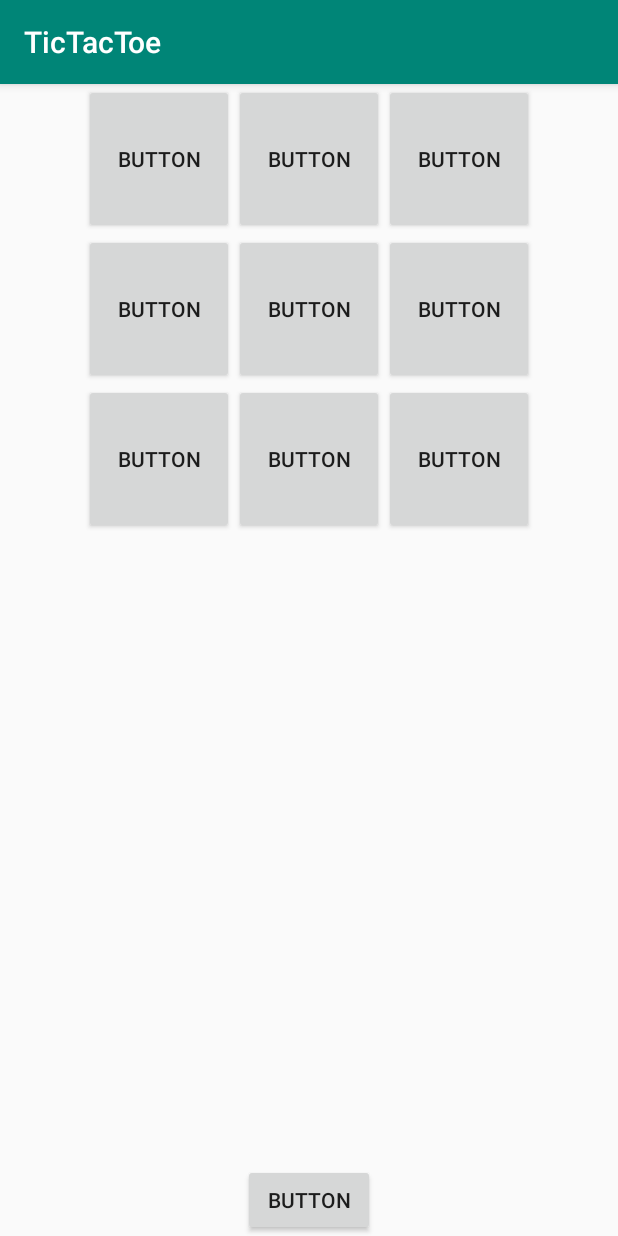
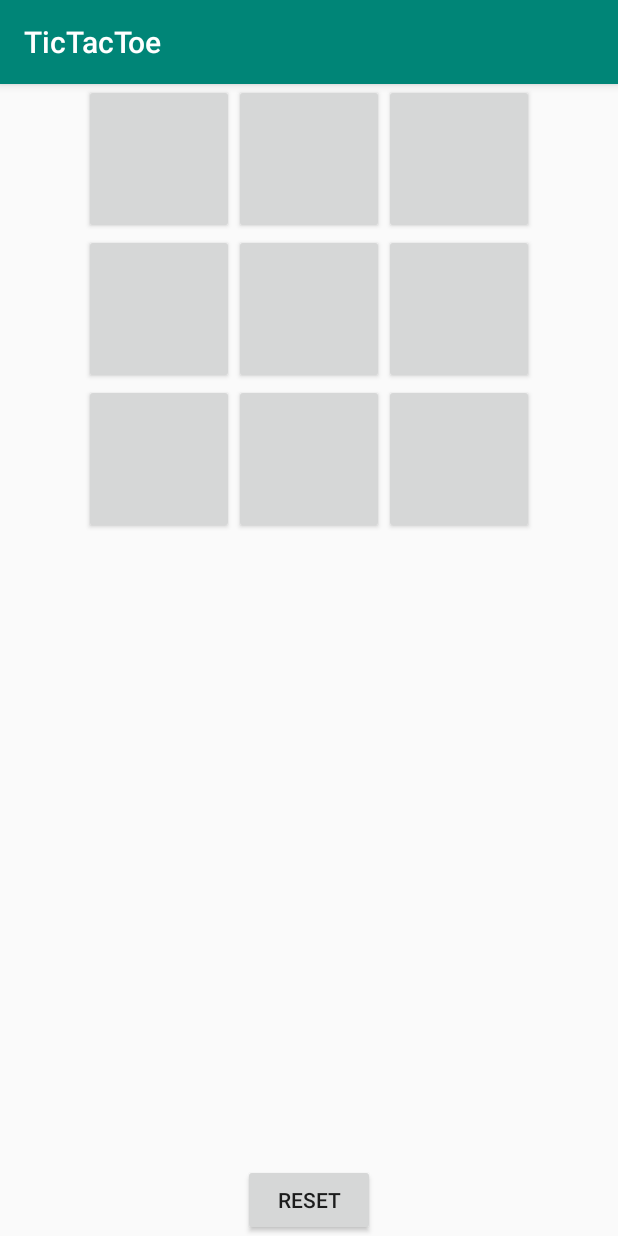
Before and after one commit to 10810765/TicTacToe, an Android app: the screen it shows after launch (MainActivity), on a phone screen of 412 x 824 dp. Run offline under Robolectric (Android 15) with nearby library versions, the phone set to English and light mode, and no system bars.

Commit message:
Initial commit

```diff
--- a/app/src/main/java/GameState.java
+++ b/app/src/main/java/com/example/marijn/tictactoe/GameState.java
@@ -1,6 +1,8 @@
+package com.example.marijn.tictactoe;
+
 public enum GameState {
     IN_PROGRESS,
     PLAYER_ONE,
     PLAYER_TWO,
-    DRAW
+    DRAW,
 }
--- a/app/src/main/java/TileState.java
+++ b/app/src/main/java/com/example/marijn/tictactoe/TileState.java
@@ -1,6 +1,8 @@
+package com.example.marijn.tictactoe;
+
 public enum TileState {
     BLANK,
     CROSS,
     CIRCLE,
-    INVALID
+    INVALID,
 }
--- a/app/src/main/res/layout/activity_main.xml
+++ b/app/src/main/res/layout/activity_main.xml
@@ -15,77 +15,84 @@
         app:columnCount="3">
 
         <Button
-            android:id="@+id/button"
+            android:id="@+id/button1"
             android:layout_width="100dp"
             android:layout_height="100dp"
             android:onClick="tileClicked"
-            android:text="Button"
             app:layout_column="0"
             app:layout_row="0" />
+
+        <Button
+            android:id="@+id/button2"
+            android:layout_width="100dp"
+            android:layout_height="100dp"
+            android:onClick="tileClicked"
+            app:layout_column="1"
+            app:layout_row="0"/>
+
+        <Button
+            android:id="@+id/button3"
+            android:layout_width="100dp"
+            android:layout_height="100dp"
+            android:onClick="tileClicked"
+            app:layout_column="2"
+            app:layout_row="0"/>
+
+        <Button
+            android:id="@+id/button4"
+            android:layout_width="100dp"
+            android:layout_height="100dp"
+            android:onClick="tileClicked"
+            app:layout_column="0"
+            app:layout_row="1"/>
+
+        <Button
+            android:id="@+id/button5"
+            android:layout_width="100dp"
+            android:layout_height="100dp"
+            android:onClick="tileClicked"
+            app:layout_column="1"
+            app:layout_row="1"/>
+
+        <Button
+            android:id="@+id/button6"
+            android:layout_width="100dp"
+            android:layout_height="100dp"
+            android:onClick="tileClicked"
+            app:layout_column="2"
+            app:layout_row="1"/>
 
         <Button
             android:id="@+id/button7"
             android:layout_width="100dp"
             android:layout_height="100dp"
             android:onClick="tileClicked"
-            android:text="Button" />
+            app:layout_column="0"
+            app:layout_row="2"/>
 
         <Button
-            android:id="@+id/button5"
+            android:id="@+id/button8"
             android:layout_width="100dp"
             android:layout_height="100dp"
             android:onClick="tileClicked"
-            android:text="Button" />
-
-        <Button
-            android:id="@+id/button6"
-            android:layout_width="100dp"
-            android:layout_height="100dp"
-            android:onClick="tileClicked"
-            android:text="Button" />
-
-        <Button
-            android:id="@+id/button10"
-            android:layout_width="100dp"
-            android:layout_height="100dp"
-            android:onClick="tileClicked"
-            android:text="Button" />
+            app:layout_column="1"
+            app:layout_row="2"/>
 
         <Button
             android:id="@+id/button9"
             android:layout_width="100dp"
             android:layout_height="100dp"
             android:onClick="tileClicked"
-            android:text="Button" />
-
-        <Button
-            android:id="@+id/button8"
-            android:layout_width="100dp"
-            android:layout_height="100dp"
-            android:onClick="tileClicked"
-            android:text="Button" />
-
-        <Button
-            android:id="@+id/button4"
-            android:layout_width="100dp"
-            android:layout_height="100dp"
-            android:onClick="tileClicked"
-            android:text="Button" />
-
-        <Button
-            android:id="@+id/button2"
-            android:layout_width="100dp"
-            android:layout_height="100dp"
-            android:onClick="tileClicked"
-            android:text="Button" />
+            app:layout_column="2"
+            app:layout_row="2"/>
     </android.support.v7.widget.GridLayout>
 
     <Button
-        android:id="@+id/button3"
+        android:id="@+id/resetButton"
         android:layout_width="wrap_content"
         android:layout_height="wrap_content"
         android:layout_gravity="center"
         android:onClick="resetClicked"
-        android:text="Button" />
+        android:text="Reset" />
 
 </LinearLayout>
```
Also changed, not shown: app/src/main/java/com/example/marijn/tictactoe/Game.java (renamed from app/src/main/java/Game.java, +12 -12 lines), app/src/main/java/com/example/marijn/tictactoe/MainActivity.java (+72 -2 lines).
